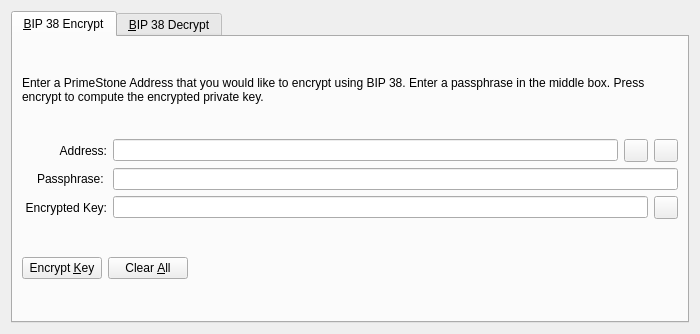
This is src/qt/forms/bip38tooldialog.ui in KABBERRY/Kabberry-Coin as Qt 5 draws it before an edit. The edited form follows.
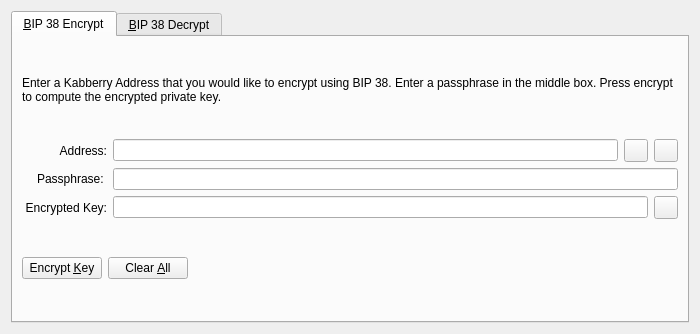
This is the edited form. The open tabs and pages were chosen to show the change. Icons and pictures are not drawn. Custom widgets are drawn as their Qt base class.

Commit message: kabberry qt update

Diff of the .ui file:
```diff
--- a/src/qt/forms/bip38tooldialog.ui
+++ b/src/qt/forms/bip38tooldialog.ui
@@ -30,7 +30,7 @@
        <item>
         <widget class="QLabel" name="infoLabel_ENC">
          <property name="text">
-          <string>Enter a PrimeStone Address that you would like to encrypt using BIP 38. Enter a passphrase in the middle box. Press encrypt to compute the encrypted private key.</string>
+          <string>Enter a Kabberry Address that you would like to encrypt using BIP 38. Enter a passphrase in the middle box. Press encrypt to compute the encrypted private key.</string>
          </property>
          <property name="textFormat">
           <enum>Qt::PlainText</enum>
```
Left out of the diff: 4 changed lines with no effect on the pictures. The commit also changes 302 other files.
